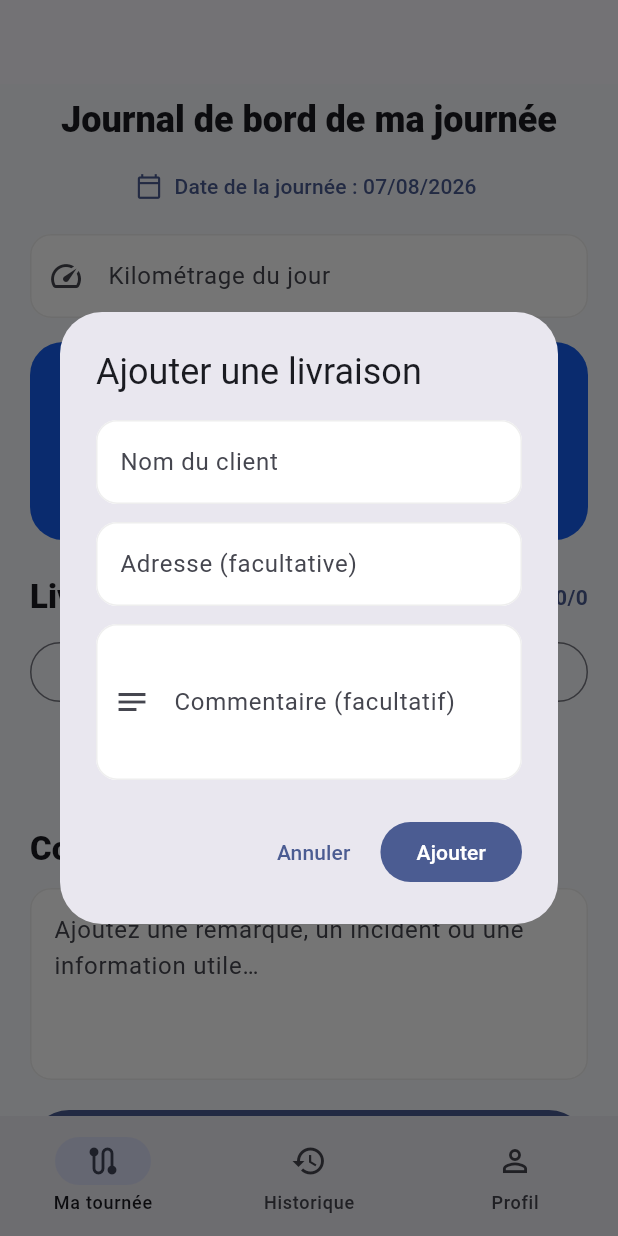
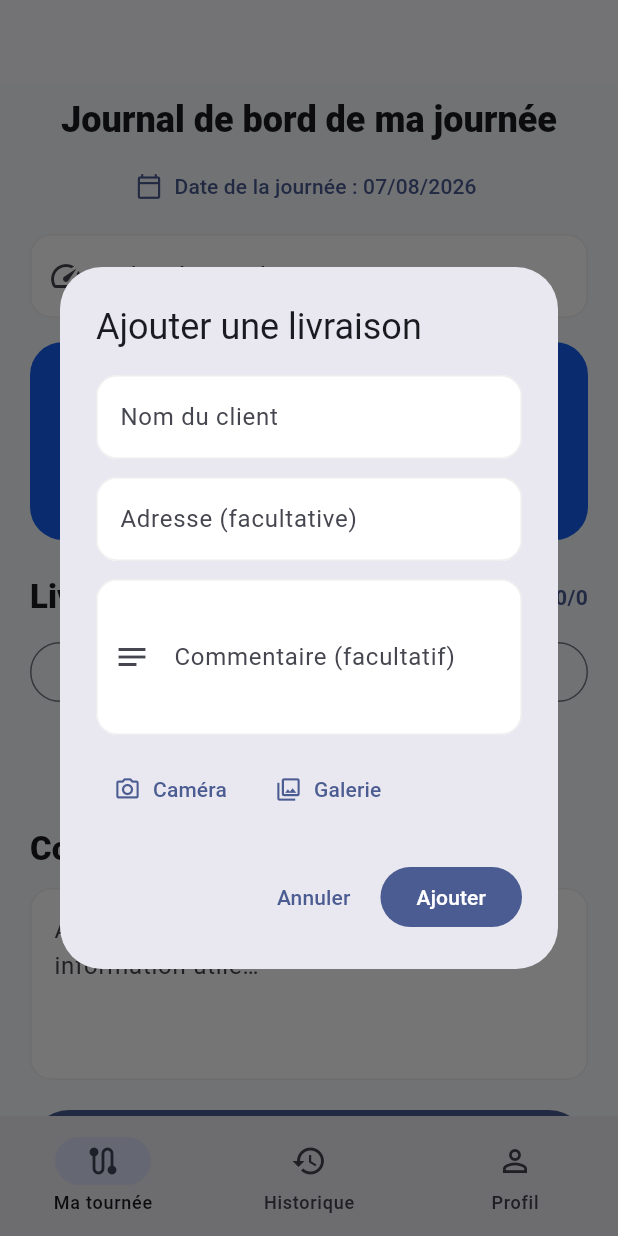
Before and after one commit to VelzogFr/livraison_mobile, a Flutter app: the screen it shows after launch, after a tap on "Ajouter une livraison", on a phone screen of 412 x 824 dp. Run offline on Flutter 3.47's test engine with Material 3 defaults, Android fonts, the phone set to English and light mode, and no system bars; our stand-ins replace flutter_secure_storage, image_picker, shared_preferences; missing offline and left inert: cryptography, dart:html, file_selector.

Commit message:
Allow adding proof photo during delivery creation

```diff
--- a/lib/main.dart
+++ b/lib/main.dart
@@ -361,9 +361,11 @@ class _TourneePageState extends State<TourneePage> {
     final name = TextEditingController();
     final address = TextEditingController();
     final comment = TextEditingController();
+    Uint8List? photoBytes;
     final confirmed = await showDialog<bool>(
       context: context,
-      builder: (context) => AlertDialog(
+      builder: (context) => StatefulBuilder(
+        builder: (context, setDialogState) => AlertDialog(
           title: const Text('Ajouter une livraison'),
           content: Column(
             mainAxisSize: MainAxisSize.min,
@@ -390,6 +392,55 @@ class _TourneePageState extends State<TourneePage> {
                   prefixIcon: Icon(Icons.notes_outlined),
                 ),
               ),
+              const SizedBox(height: 12),
+              Row(
+                children: [
+                  if (photoBytes != null)
+                    ClipRRect(
+                      borderRadius: BorderRadius.circular(8),
+                      child: Image.memory(
+                        photoBytes!,
+                        width: 58,
+                        height: 58,
+                        fit: BoxFit.cover,
+                      ),
+                    ),
+                  if (photoBytes != null) const SizedBox(width: 10),
+                  Expanded(
+                    child: Wrap(
+                      spacing: 4,
+                      children: [
+                        TextButton.icon(
+                          onPressed: () async {
+                            final file = await _picker.pickImage(
+                              source: ImageSource.camera,
+                              imageQuality: 85,
+                            );
+                            if (file == null) return;
+                            final bytes = await file.readAsBytes();
+                            setDialogState(() => photoBytes = bytes);
+                          },
+                          icon: const Icon(Icons.camera_alt_outlined),
+                          label: const Text('Caméra'),
+                        ),
+                        TextButton.icon(
+                          onPressed: () async {
+                            final file = await _picker.pickImage(
+                              source: ImageSource.gallery,
+                              imageQuality: 85,
+                            );
+                            if (file == null) return;
+                            final bytes = await file.readAsBytes();
+                            setDialogState(() => photoBytes = bytes);
+                          },
+                          icon: const Icon(Icons.photo_library_outlined),
+                          label: const Text('Galerie'),
+                        ),
+                      ],
+                    ),
+                  ),
+                ],
+              ),
             ],
           ),
           actions: [
@@ -403,6 +454,7 @@ class _TourneePageState extends State<TourneePage> {
             ),
           ],
         ),
+      ),
     );
     if (confirmed == true && name.text.trim().isNotEmpty && mounted) {
       setState(
@@ -411,6 +463,8 @@ class _TourneePageState extends State<TourneePage> {
             destinataire: name.text.trim(),
             adresse: address.text.trim(),
             commentaire: comment.text.trim(),
+            statut: photoBytes == null ? 'À faire' : 'Livré',
+            photos: photoBytes == null ? [] : [photoBytes!],
           ),
         ),
       );
```
Lines whose indentation alone changed are shown as unchanged.
